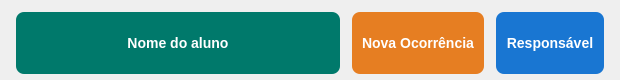
Before: the Qt Designer form App/view/ui/studentCard.ui in Senac-SOR-ADS/Gerenciamento-Escolar, drawn with Qt 5.
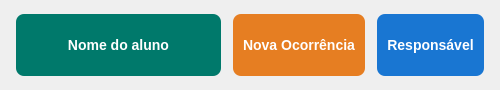
After: the same form once the commit is applied. Icons and pictures are not drawn.

What changed in the file:
```diff
--- a/App/view/ui/studentCard.ui
+++ b/App/view/ui/studentCard.ui
@@ -6,8 +6,8 @@
    <rect>
     <x>0</x>
     <y>0</y>
-    <width>620</width>
-    <height>80</height>
+    <width>500</width>
+    <height>90</height>
    </rect>
   </property>
   <property name="minimumSize">
```
Left out of the diff: 6 changed lines with no effect on the pictures.
